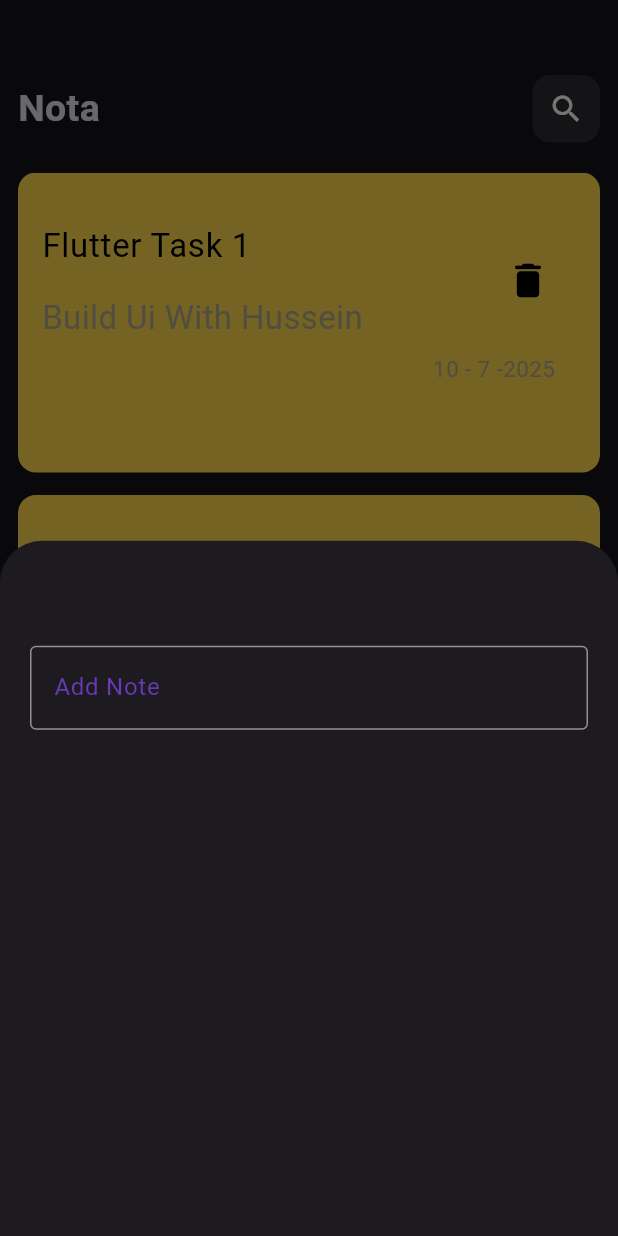
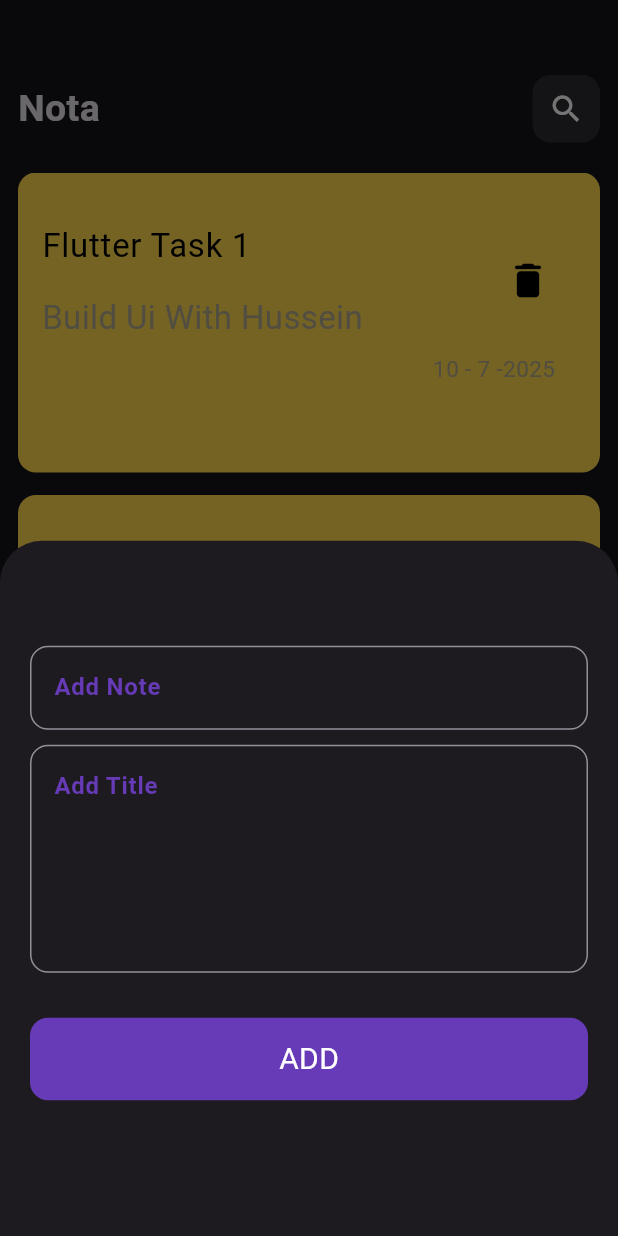
Before and after one commit to HusseinAlswasy/malhoza, a Flutter app: the screen it shows after launch, after a tap on the "add" icon, on a phone screen of 412 x 824 dp. Run offline on Flutter 3.47's test engine with Material 3 defaults, Android fonts, the phone set to English and light mode, and no system bars; Roboto replaces fonts that are missing (Pacifico).

Commit message:
finish add bottom sheet

```diff
--- a/lib/Widget/add_modal_progress_sheet.dart
+++ b/lib/Widget/add_modal_progress_sheet.dart
@@ -1,4 +1,5 @@
 import 'package:flutter/material.dart';
+import 'package:malhoza/Widget/custome_text_feild.dart';
 
 class AddModalProgressSheet extends StatelessWidget {
   const AddModalProgressSheet({super.key});
@@ -10,12 +11,18 @@ class AddModalProgressSheet extends StatelessWidget {
       child: Column(
         children: [
           SizedBox(height: 50),
-          TextFormField(
-            decoration: InputDecoration(
-              border: OutlineInputBorder(),
-              hintText: 'Add Note',
-              hintStyle: TextStyle(color: Colors.deepPurple),
+          CustomeTextFeild(text: 'Add Note',lines: 1,),
+          SizedBox(height: 10,),
+          CustomeTextFeild(text: 'Add Title',lines: 5,),
+          SizedBox(height: 30,),
+          Container(
+            height: 55,
+            width: double.infinity,
+            decoration: BoxDecoration(
+              borderRadius: BorderRadius.circular(12),
+              color: Colors.deepPurple,
             ),
+            child: Center(child: Text('ADD',style: TextStyle(color: Colors.white,fontSize: 20,),)),
           ),
         ],
       ),
--- /dev/null
+++ b/lib/Widget/custome_text_feild.dart
@@ -0,0 +1,22 @@
+
+import 'package:flutter/material.dart';
+
+class CustomeTextFeild extends StatelessWidget {
+   CustomeTextFeild({super.key,required this.text,this.lines=1});
+
+  @override
+  String text;
+  int lines;
+  Widget build(BuildContext context) {
+    return TextFormField(
+      maxLines: lines,
+            decoration: InputDecoration(
+              border: OutlineInputBorder(
+                borderRadius: BorderRadius.circular(12),
+              ),
+              hintText: text,
+              hintStyle: TextStyle(color: Colors.deepPurple,fontWeight: FontWeight.bold,),
+            ),
+          );
+  }
+}
```
